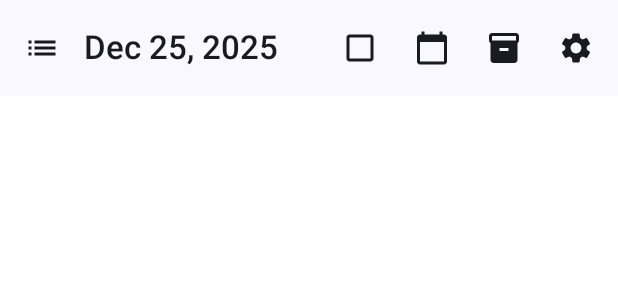
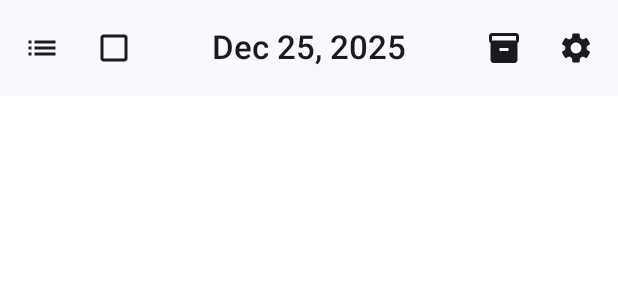
Before and after one commit to LukeBrummett/Life-Ops, an Android app built with Jetpack Compose: the @Preview function PreviewTodayScreenHeaderCustomDate, on a phone screen of 412 x 824 dp. Shown: the top 300 px of the screen. Run offline under Robolectric (Android 15) with nearby library versions, the phone set to English and light mode, and no system bars.

Commit message:
docs: Update Today Screen Design with Phase 1 completion status

```diff
--- a/app/src/main/java/com/lifeops/app/presentation/today/components/CategoryCard.kt
+++ b/app/src/main/java/com/lifeops/app/presentation/today/components/CategoryCard.kt
@@ -80,11 +80,7 @@ fun CategoryCard(
                 )
             }
 
-            // Divider
-            androidx.compose.material3.Divider(
-                modifier = Modifier.padding(vertical = 8.dp),
-                color = MaterialTheme.colorScheme.outlineVariant
-            )
+            Spacer(modifier = Modifier.height(8.dp))
 
             // Task list
             tasks.forEach { task ->
--- a/app/src/main/java/com/lifeops/app/presentation/today/components/TodayScreenHeader.kt
+++ b/app/src/main/java/com/lifeops/app/presentation/today/components/TodayScreenHeader.kt
@@ -1,11 +1,16 @@
 package com.lifeops.app.presentation.today.components
 
+import androidx.compose.foundation.layout.Box
+import androidx.compose.foundation.layout.Row
+import androidx.compose.foundation.layout.fillMaxWidth
 import androidx.compose.material.icons.Icons
 import androidx.compose.material.icons.filled.*
 import androidx.compose.material3.*
 import androidx.compose.runtime.Composable
+import androidx.compose.ui.Alignment
 import androidx.compose.ui.Modifier
 import androidx.compose.ui.tooling.preview.Preview
+import androidx.compose.ui.text.style.TextAlign
 import com.lifeops.app.ui.theme.LifeOpsTheme
 import java.time.LocalDate
 import java.time.format.DateTimeFormatter
@@ -13,12 +18,12 @@ import java.time.format.DateTimeFormatter
 /**
  * Header component for Today Screen
  *
- * Displays:
- * - All Tasks button (left)
- * - Show Completed toggle (left)
- * - Date selector (center)
- * - Inventory button (right)
- * - Settings button (right)
+ * Displays (in order):
+ * 1. All Tasks button (left)
+ * 2. Show Completed toggle (left, in actions)
+ * 3. Date display (center title)
+ * 4. Inventory button (right)
+ * 5. Settings button (right)
  */
 @OptIn(ExperimentalMaterial3Api::class)
 @Composable
@@ -27,7 +32,7 @@ fun TodayScreenHeader(
     showCompleted: Boolean,
     onNavigateToAllTasks: () -> Unit,
     onToggleCompleted: () -> Unit,
-    onDateClick: () -> Unit,
+    onDateClick: () -> Unit, // Kept for future functionality
     onNavigateToInventory: () -> Unit,
     onNavigateToSettings: () -> Unit,
     modifier: Modifier = Modifier
@@ -35,22 +40,29 @@ fun TodayScreenHeader(
     TopAppBar(
         title = {
             // Center-aligned date
+            Box(
+                modifier = Modifier.fillMaxWidth(),
+                contentAlignment = Alignment.Center
+            ) {
                 Text(
                     text = formatDate(selectedDate),
-                style = MaterialTheme.typography.titleLarge
+                    style = MaterialTheme.typography.titleLarge,
+                    textAlign = TextAlign.Center
                 )
+            }
         },
         navigationIcon = {
-            // All Tasks button
+            // Left side: All Tasks button (position 1) and Show Completed toggle (position 2)
+            Row {
+                // All Tasks button (position 1)
                 IconButton(onClick = onNavigateToAllTasks) {
                     Icon(
                         imageVector = Icons.Default.List,
                         contentDescription = "All Tasks"
                     )
                 }
-        },
-        actions = {
-            // Show Completed toggle
+
+                // Show Completed toggle (position 2)
                 IconButton(onClick = onToggleCompleted) {
                     Icon(
                         imageVector = if (showCompleted) {
@@ -70,16 +82,10 @@ fun TodayScreenHeader(
                         }
                     )
                 }
-
-            // Date selector button
-            IconButton(onClick = onDateClick) {
-                Icon(
-                    imageVector = Icons.Default.CalendarToday,
-                    contentDescription = "Select date"
-                )
             }
-
-            // Inventory button
+        },
+        actions = {
+            // Inventory button (position 4)
             IconButton(onClick = onNavigateToInventory) {
                 Icon(
                     imageVector = Icons.Default.Inventory,
@@ -87,7 +93,7 @@ fun TodayScreenHeader(
                 )
             }
 
-            // Settings button
+            // Settings button (position 5)
             IconButton(onClick = onNavigateToSettings) {
                 Icon(
                     imageVector = Icons.Default.Settings,
```
Also changed, not shown: 2 other files. Lines whose indentation alone changed are shown as unchanged.
